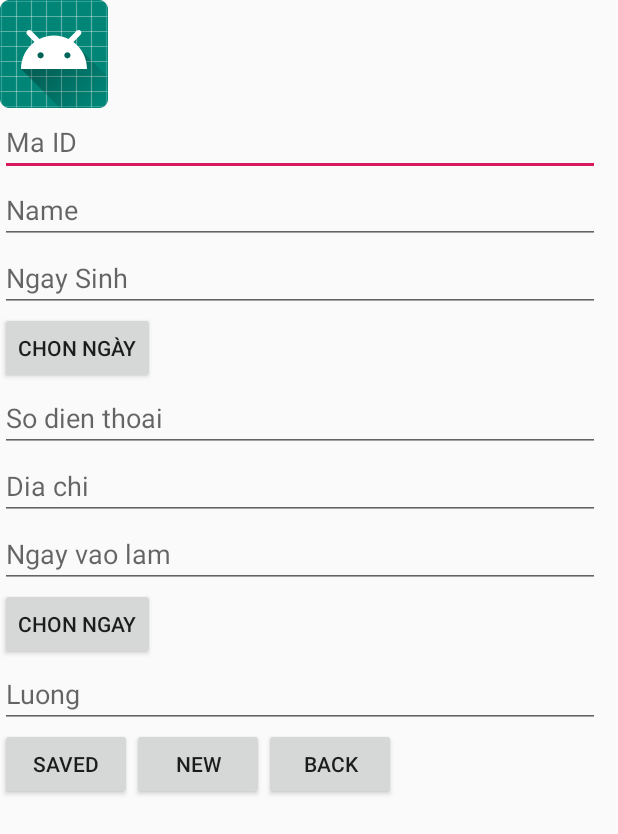
After one commit to duongngovan/ManageShop, an Android app: the layout dialog_nhanvien.xml on its own in the app's theme, with its tools: preview values and no code run, on a phone screen of 412 x 824 dp. The commit adds this screen. Shown: the top 834 px of the screen. Run offline under Robolectric (Android 15) with nearby library versions, the phone set to English and light mode, and no system bars.

Commit message:
nhan vien

```diff
--- /dev/null
+++ b/app/src/main/java/com/example/shopmanage/dao/NhanVienDAO.java
@@ -0,0 +1,4 @@
+package com.example.shopmanage.dao;
+
+public class NhanVienDAO {
+}
--- a/app/src/main/java/com/example/shopmanage/dao/UserDao.java
+++ b/app/src/main/java/com/example/shopmanage/dao/UserDAO.java
@@ -12,7 +12,7 @@ import com.example.shopmanage.model.SignUpUser;
 import java.util.ArrayList;
 import java.util.List;
 
-public class UserDao extends SQLiteOpenHelper {
+public class UserDAO extends SQLiteOpenHelper {
     public Context context;
 
     private static final String TAG = "datauser";
@@ -26,7 +26,7 @@ public class UserDao extends SQLiteOpenHelper {
     private static final String DATANAME = "signupdata";
     private static final String TABLENAME = "tablename";
 
-    public UserDao(Context context) {
+    public UserDAO(Context context) {
         super(context, DATANAME, null, 1);
         this.context = context;
     }
--- a/app/src/main/java/com/example/shopmanage/dadung/Camera.java
+++ b/app/src/main/java/com/example/shopmanage/dungchung/Camera.java
@@ -1,4 +1,4 @@
-package com.example.shopmanage.dadung;
+package com.example.shopmanage.dungchung;
 
 import android.graphics.Bitmap;
 import android.graphics.drawable.BitmapDrawable;
--- a/app/src/main/java/com/example/shopmanage/login/Login_Fragment.java
+++ b/app/src/main/java/com/example/shopmanage/login/Login_Fragment.java
@@ -15,12 +15,12 @@ import androidx.fragment.app.Fragment;
 
 import com.example.shopmanage.MainActivity;
 import com.example.shopmanage.R;
-import com.example.shopmanage.dao.UserDao;
+import com.example.shopmanage.dao.UserDAO;
 
 public class Login_Fragment extends Fragment {
     EditText edtUser, edtPass;
     Button btnLogin;
-    UserDao userDao;
+    UserDAO userDao;
     Intent intent;
 
     @Nullable
@@ -30,7 +30,7 @@ public class Login_Fragment extends Fragment {
         edtPass = view.findViewById(R.id.password);
         edtUser = view.findViewById(R.id.username);
         btnLogin = view.findViewById(R.id.login);
-        userDao = new UserDao(getContext());
+        userDao = new UserDAO(getContext());
         intent = new Intent(getContext(), MainActivity.class);
         btnLogin.setOnClickListener(new View.OnClickListener() {
             @Override
--- a/app/src/main/java/com/example/shopmanage/nguoidung/RecyclerUser.java
+++ b/app/src/main/java/com/example/shopmanage/nguoidung/RecyclerUser.java
@@ -11,7 +11,7 @@ import androidx.annotation.NonNull;
 import androidx.recyclerview.widget.RecyclerView;
 
 import com.example.shopmanage.R;
-import com.example.shopmanage.dao.UserDao;
+import com.example.shopmanage.dao.UserDAO;
 import com.example.shopmanage.model.SignUpUser;
 
 import java.util.List;
@@ -21,7 +21,7 @@ import de.hdodenhof.circleimageview.CircleImageView;
 public class RecyclerUser extends RecyclerView.Adapter<RecyclerUser.ViewHolder> {
     private List<SignUpUser> list;
     private Context context;
-    UserDao db;
+    UserDAO db;
 
     public RecyclerUser(List<SignUpUser> mlist, Context mcontext) {
         this.list = mlist;
@@ -34,7 +34,7 @@ public class RecyclerUser extends RecyclerView.Adapter<RecyclerUser.ViewHolder>
         final Context context = parent.getContext();
         final LayoutInflater layoutInflater = LayoutInflater.from(context);
         View view = layoutInflater.inflate(R.layout.item_user, parent, false);
-        db = new UserDao(context);
+        db = new UserDAO(context);
         ViewHolder viewHolder = new ViewHolder(view);
         return viewHolder;
     }
--- /dev/null
+++ b/app/src/main/res/layout/dialog_nhanvien.xml
@@ -0,0 +1,75 @@
+<?xml version="1.0" encoding="utf-8"?>
+<LinearLayout xmlns:android="http://schemas.android.com/apk/res/android"
+    android:layout_width="400dp"
+    android:layout_height="match_parent"
+    android:orientation="vertical">
+    <ImageView
+        android:layout_width="wrap_content"
+        android:layout_height="wrap_content"
+        android:src="@mipmap/ic_launcher"/>
+    <EditText
+        android:hint="Ma ID"
+        android:id="@+id/idnv"
+        android:layout_width="match_parent"
+        android:layout_height="wrap_content" />
+    <EditText
+        android:hint="Name"
+        android:id="@+id/namenv"
+        android:layout_width="match_parent"
+        android:layout_height="wrap_content" />
+    <EditText
+        android:hint="Ngay Sinh"
+        android:id="@+id/ngaysinhnv"
+        android:layout_width="match_parent"
+        android:layout_height="wrap_content" />
+    <Button
+
+        android:text="Chon ngày"
+        android:layout_width="wrap_content"
+        android:layout_height="wrap_content" />
+    <EditText
+        android:hint="So dien thoai"
+        android:id="@+id/sdtnv"
+        android:layout_width="match_parent"
+        android:layout_height="wrap_content" />
+    <EditText
+        android:hint="Dia chi"
+        android:id="@+id/diachinv"
+        android:layout_width="match_parent"
+        android:layout_height="wrap_content" />
+    <EditText
+        android:hint="Ngay vao lam"
+        android:id="@+id/ngayvaolamnv"
+        android:layout_width="match_parent"
+        android:layout_height="wrap_content" />
+    <Button
+        android:text="Chon Ngay"
+        android:layout_width="wrap_content"
+        android:layout_height="wrap_content" />
+    <EditText
+        android:hint="Luong"
+        android:id="@+id/luongnv"
+        android:layout_width="match_parent"
+        android:layout_height="wrap_content" />
+    <LinearLayout
+        android:layout_width="match_parent"
+        android:layout_height="wrap_content"
+        android:orientation="horizontal">
+        <Button
+            android:id="@+id/savednv"
+            android:text="Saved"
+            android:layout_width="wrap_content"
+            android:layout_height="wrap_content" />
+        <Button
+            android:id="@+id/newnv"
+            android:text="new"
+            android:layout_width="wrap_content"
+            android:layout_height="wrap_content" />
+        <Button
+            android:id="@+id/backnv"
+            android:text="back"
+            android:layout_width="wrap_content"
+            android:layout_height="wrap_content" />
+    </LinearLayout>
+
+</LinearLayout>
--- a/app/src/main/res/values/styles.xml
+++ b/app/src/main/res/values/styles.xml
@@ -15,5 +15,13 @@
         <item name="windowActionBar">false</item>
         <item name="windowNoTitle">true</item>
     </style>
+    <style name="NhanVien.NoActionBar" parent="Theme.AppCompat.Light.DarkActionBar">
+        <!-- Customize your theme here. -->
+        <item name="colorPrimary">@color/colorPrimary</item>
+        <item name="colorPrimaryDark">@color/colorPrimaryDark</item>
+        <item name="colorAccent">@color/colorAccent</item>
+        <item name="windowActionBar">false</item>
+        <item name="windowNoTitle">true</item>
+    </style>
 
 </resources>
```
Also changed, not shown: app/src/main/AndroidManifest.xml (+7 -3 lines), app/src/main/java/com/example/shopmanage/MainActivity.java (+28 -5 lines), app/src/main/java/com/example/shopmanage/login/SignUp_Fragment.java (+3 -15 lines), app/src/main/java/com/example/shopmanage/model/NhanVien.java (added, +81 -0 lines), app/src/main/java/com/example/shopmanage/nguoidung/UserActivity.java (+3 -7 lines), app/src/main/java/com/example/shopmanage/nhanvien/NhanVienActivity.java (added, +47 -0 lines), app/src/main/res/layout/activity_main.xml (+18 -2 lines), app/src/main/res/layout/activity_nhan_vien.xml (added, +16 -0 lines), app/src/main/res/layout/nhanvientoolber.xml (added, +8 -0 lines), app/src/main/res/menu/menu_nhanvien.xml (added, +11 -0 lines).
